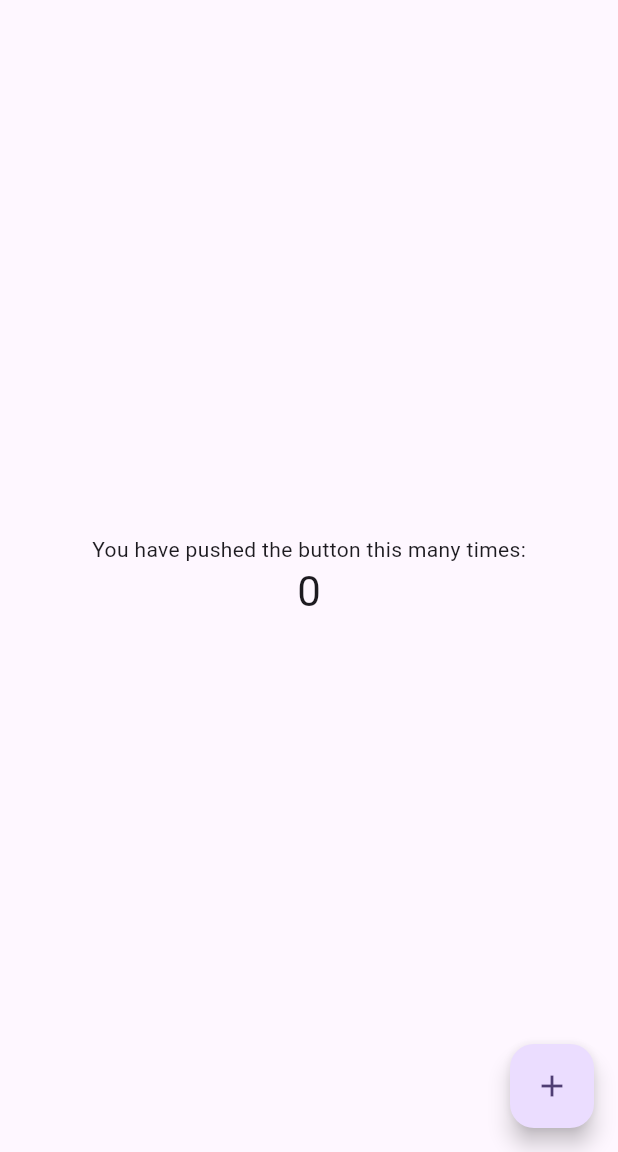
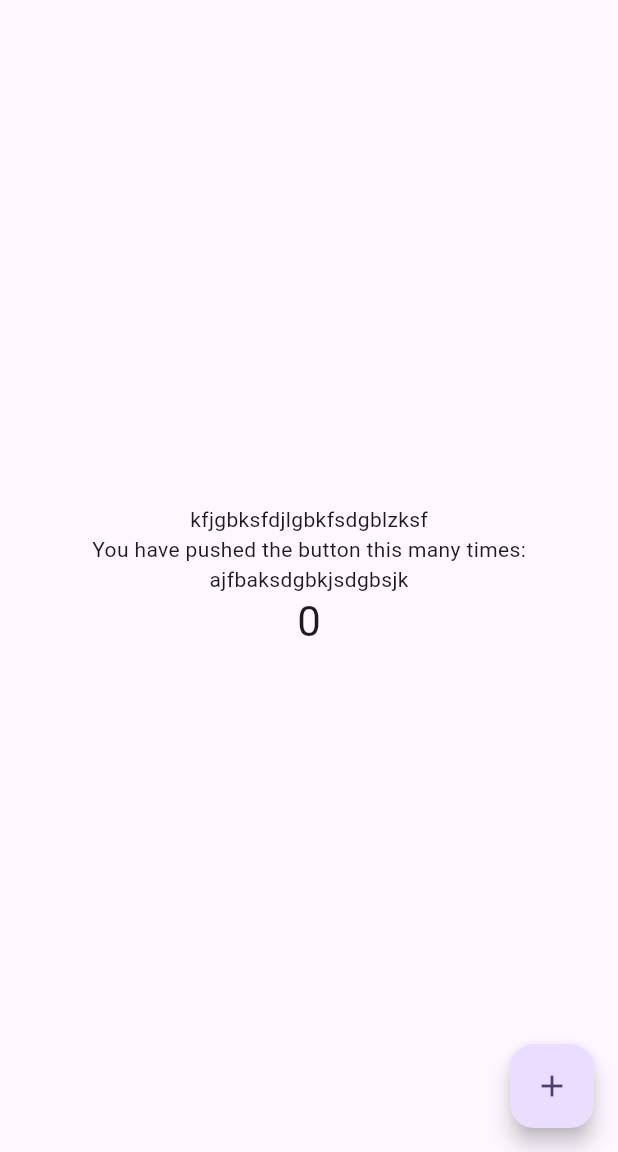
Before and after one commit to HarshHirapara/git_demo, a Flutter app: the screen it shows after launch, on a phone screen of 412 x 824 dp, the part 84-1236 px from its top. Run offline on Flutter 3.47's test engine with Material 2 defaults, Android fonts, the phone set to English and light mode, and no system bars.

Commit message:
add text

```diff
--- a/lib/main.dart
+++ b/lib/main.dart
@@ -105,9 +105,11 @@ class _MyHomePageState extends State<MyHomePage> {
           // wireframe for each widget.
           mainAxisAlignment: MainAxisAlignment.center,
           children: <Widget>[
+            const Text('kfjgbksfdjlgbkfsdgblzksf'),
             const Text(
               'You have pushed the button this many times:',
             ),
+            const Text('ajfbaksdgbkjsdgbsjk'),
             Text(
               '$_counter',
               style: Theme.of(context).textTheme.headlineMedium,
```
